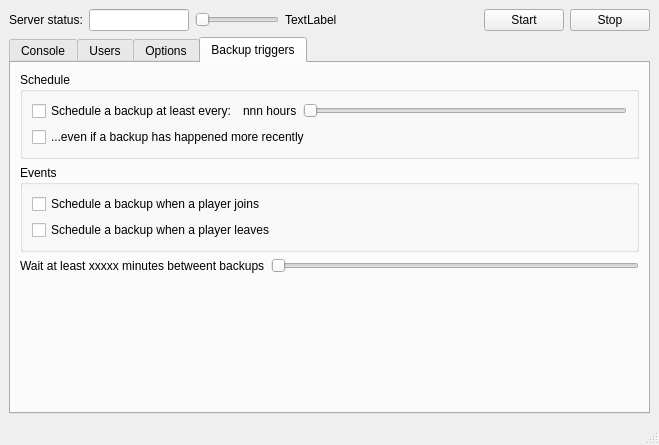
Old version of the form src/mainwindow.ui in the repository mrrooster/minecraftbedrockconsole.
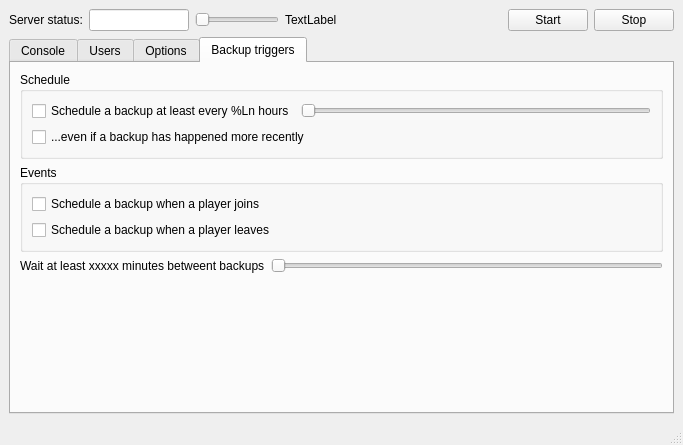
New version of the form. The open tabs and pages were chosen to show the change. Custom widgets are drawn as their Qt base class.

Commit message: Added 'Kick' option for players. Fixed options window bug with sliders/textboxes not being enabled.

```diff
--- a/src/mainwindow.ui
+++ b/src/mainwindow.ui
@@ -456,25 +456,31 @@
              <item>
               <widget class="QCheckBox" name="doRegularBackups">
                <property name="text">
-                <string>Schedule a backup at least every:</string>
+                <string>Schedule a backup at least every %Ln hours</string>
                </property>
               </widget>
              </item>
              <item>
-              <widget class="QLabel" name="backupFrequencyLabel">
-               <property name="sizePolicy">
-                <sizepolicy hsizetype="Fixed" vsizetype="Preferred">
-                 <horstretch>0</horstretch>
-                 <verstretch>0</verstretch>
-                </sizepolicy>
+              <spacer name="horizontalSpacer_4">
+               <property name="orientation">
+                <enum>Qt::Horizontal</enum>
                </property>
-               <property name="text">
-                <string>nnn hours</string>
+               <property name="sizeHint" stdset="0">
+                <size>
+                 <width>40</width>
+                 <height>20</height>
+                </size>
                </property>
-              </widget>
+              </spacer>
              </item>
              <item>
               <widget class="QSlider" name="backupFrequencySlider">
+               <property name="minimumSize">
+                <size>
+                 <width>350</width>
+                 <height>0</height>
+                </size>
+               </property>
                <property name="minimum">
                 <number>1</number>
                </property>
```
Left out of the diff: 2 changed lines with no effect on the pictures. The commit also changes 7 other files.
